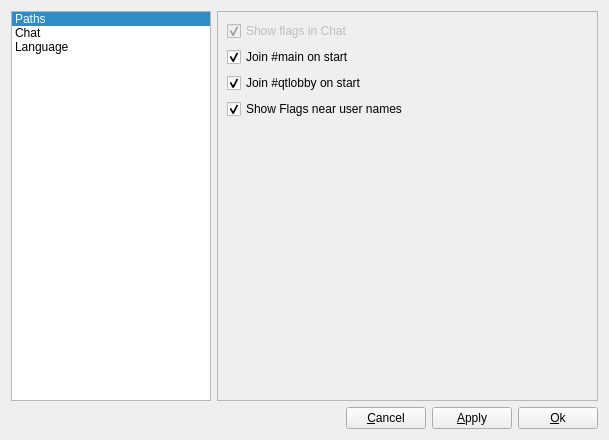
Above: ui/PreferenceWidget.ui from tizbac/qtlobby before the change. Below: the same form after it.
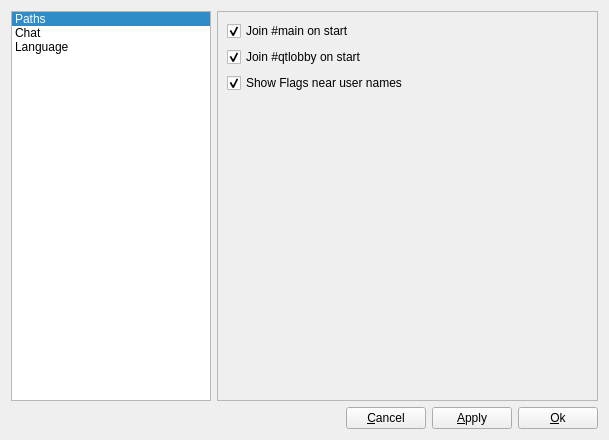
That is the form after the change. The open tabs and pages were chosen to show the change. Icons and pictures are not drawn.

```diff
--- a/ui/PreferenceWidget.ui
+++ b/ui/PreferenceWidget.ui
@@ -56,26 +56,9 @@
      <widget class="QWidget" name="pathWidget"/>
      <widget class="QWidget" name="chatWidget">
       <layout class="QFormLayout" name="formLayout_2">
-       <property name="fieldGrowthPolicy">
-        <enum>QFormLayout::AllNonFixedFieldsGrow</enum>
-       </property>
        <item row="0" column="0">
-        <widget class="QCheckBox" name="showFlagsCheckBox">
-         <property name="enabled">
-          <bool>false</bool>
-         </property>
-         <property name="text">
-          <string>Show flags in Chat</string>
-         </property>
-         <property name="checked">
-          <bool>true</bool>
-         </property>
-         <property name="tristate">
-          <bool>false</bool>
-         </property>
-        </widget>
-       </item>
-       <item row="1" column="0">
+        <layout class="QVBoxLayout" name="verticalLayout">
+         <item>
         <widget class="QCheckBox" name="joinMainCheckBox">
          <property name="text">
           <string>Join #main on start</string>
@@ -85,7 +68,7 @@
          </property>
         </widget>
        </item>
-       <item row="2" column="0">
+         <item>
         <widget class="QCheckBox" name="joinQtlobbyCheckBox">
          <property name="text">
           <string>Join #qtlobby on start</string>
@@ -95,7 +78,7 @@
          </property>
         </widget>
        </item>
-       <item row="3" column="0">
+         <item>
         <widget class="QCheckBox" name="chatShowFlagsCheckBox">
          <property name="text">
           <string>Show Flags near user names</string>
@@ -104,6 +87,8 @@
           <bool>true</bool>
          </property>
         </widget>
+         </item>
+        </layout>
        </item>
       </layout>
      </widget>
```
Lines whose indentation alone changed are shown as unchanged.
